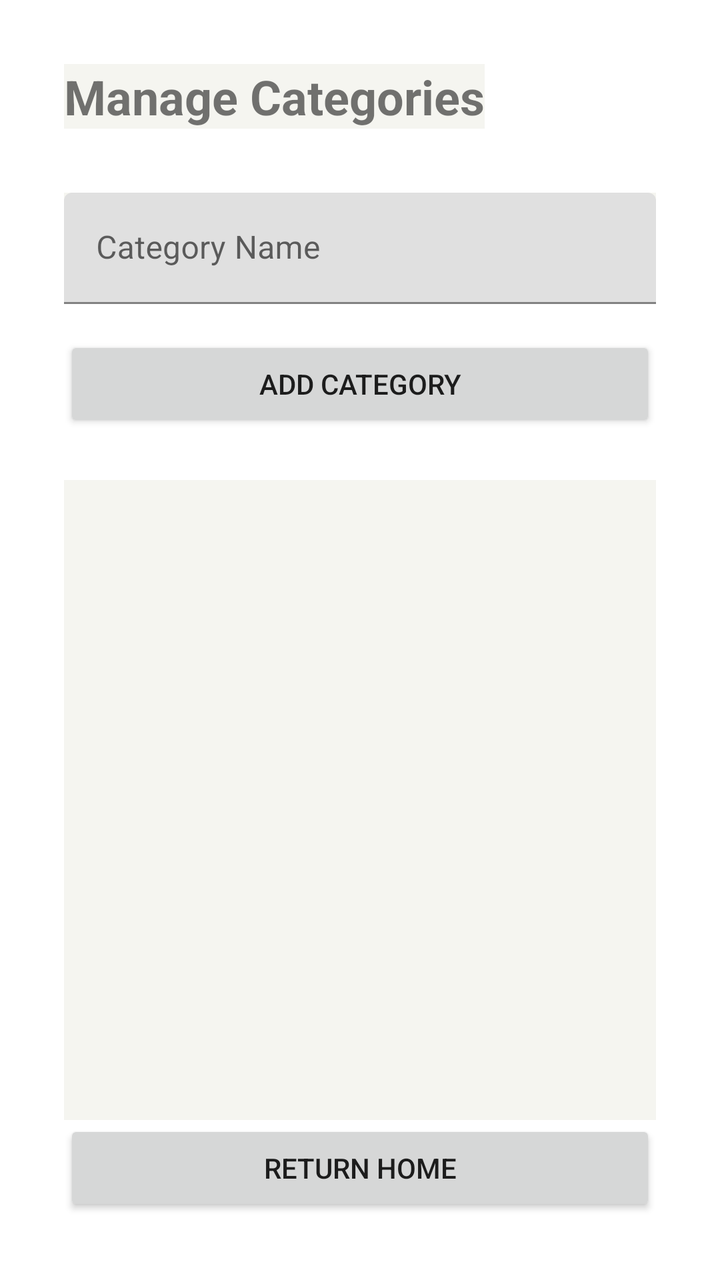
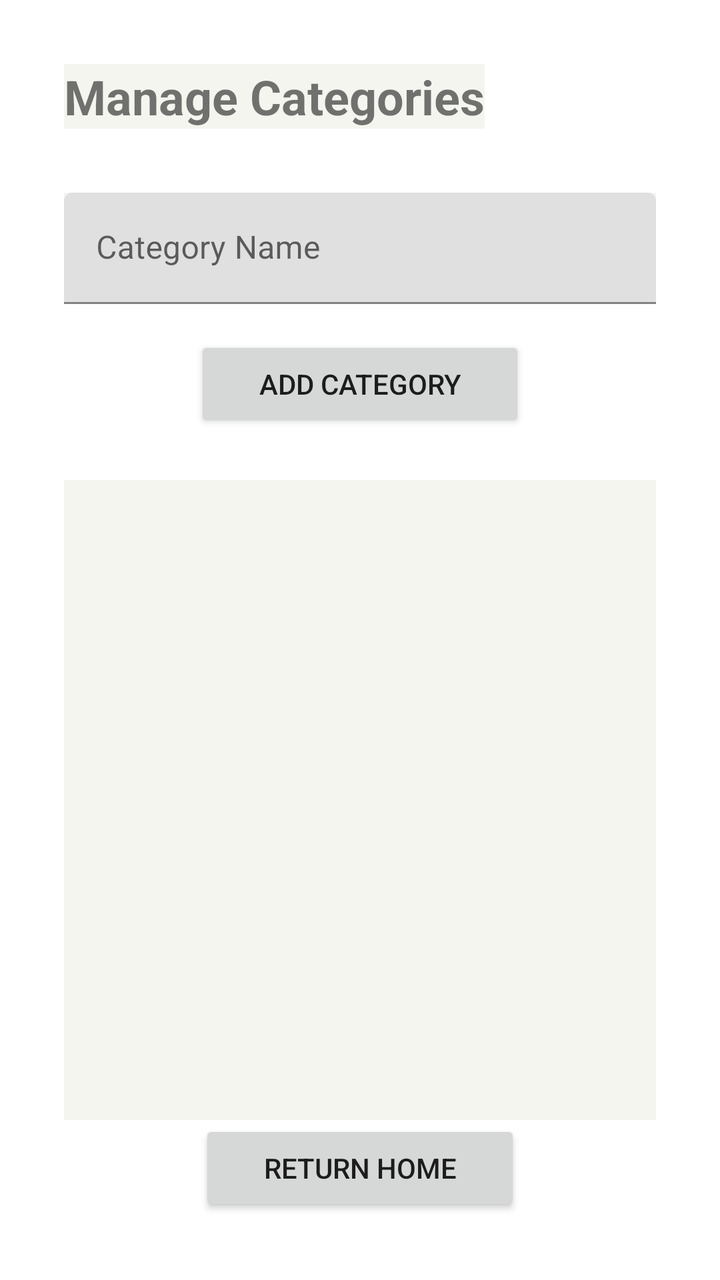

Two renders of the same Android screen: before a commit and after it. Below are the layout's source before the change and the commit's diff.
<!-- AndroidManifest.xml: application theme Theme.HarmonieBudgetAppKt -->
<!-- res/layout/activity_category.xml -->
<?xml version="1.0" encoding="utf-8"?>
<androidx.constraintlayout.widget.ConstraintLayout
    xmlns:android="http://schemas.android.com/apk/res/android"
    xmlns:app="http://schemas.android.com/apk/res-auto"
    android:layout_width="match_parent"
    android:layout_height="match_parent"
    android:padding="32dp"
    android:background="@color/white">

    <TextView
        android:id="@+id/tv_category_title"
        android:layout_width="wrap_content"
        android:layout_height="wrap_content"
        android:text="@string/manage_categories"
        android:textSize="24sp"
        android:textStyle="bold"
        app:layout_constraintTop_toTopOf="parent"
        app:layout_constraintStart_toStartOf="parent" />

    <com.google.android.material.textfield.TextInputLayout
        android:id="@+id/til_category_name"
        android:layout_width="0dp"
        android:layout_height="wrap_content"
        android:layout_marginTop="32dp"
        app:layout_constraintTop_toBottomOf="@id/tv_category_title"
        app:layout_constraintStart_toStartOf="parent"
        app:layout_constraintEnd_toEndOf="parent">

        <com.google.android.material.textfield.TextInputEditText
            android:id="@+id/et_category_name"
            android:layout_width="match_parent"
            android:layout_height="wrap_content"
            android:hint="@string/hint_category_name" />
    </com.google.android.material.textfield.TextInputLayout>

    <Button
        android:id="@+id/btn_add_category"
        android:layout_width="0dp"
        android:layout_height="wrap_content"
        android:text="@string/btn_add_category"
        android:layout_marginTop="16dp"
        app:layout_constraintTop_toBottomOf="@id/til_category_name"
        app:layout_constraintStart_toStartOf="parent"
        app:layout_constraintEnd_toEndOf="parent" />

    <androidx.recyclerview.widget.RecyclerView
        android:id="@+id/recycler_categories"
        android:layout_width="0dp"
        android:layout_height="0dp"
        android:layout_marginTop="24dp"
        app:layout_constraintTop_toBottomOf="@id/btn_add_category"
        app:layout_constraintBottom_toTopOf="@id/btn_return_home"
        app:layout_constraintStart_toStartOf="parent"
        app:layout_constraintEnd_toEndOf="parent" />

    <Button
        android:id="@+id/btn_return_home"
        android:layout_width="0dp"
        android:layout_height="wrap_content"
        android:text="@string/return_home"
        android:layout_marginTop="16dp"
        app:layout_constraintBottom_toBottomOf="parent"
        app:layout_constraintStart_toStartOf="parent"
        app:layout_constraintEnd_toEndOf="parent" />

</androidx.constraintlayout.widget.ConstraintLayout>
<!-- resources referenced by this layout -->
<resources>
  <color name="white">#FFFFFFFF</color>
  <string name="btn_add_category">Add Category</string>
  <string name="hint_category_name">Category Name</string>
  <string name="manage_categories">Manage Categories</string>
  <string name="return_home">Return Home</string>
  <style name="Theme.HarmonieBudgetAppKt" parent="Theme.MaterialComponents.DayNight.NoActionBar">
          <item name="colorPrimary">#007AFF</item>
          <item name="colorPrimaryVariant">#007AFF</item>
          <item name="colorOnPrimary">#FFFFFF</item>
          <item name="colorSecondary">#34C759</item>
          <item name="colorOnSecondary">#FFFFFF</item>
          <item name="android:statusBarColor">#F5F5F0</item>
          <item name="android:windowLightStatusBar">true</item>
          <item name="android:background">#F5F5F0</item>
      </style>
</resources>

<!-- the commit's change to res/layout/activity_category.xml (unified diff, before → after) -->
@@ -30,14 +30,18 @@
             android:id="@+id/et_category_name"
             android:layout_width="match_parent"
             android:layout_height="wrap_content"
-            android:hint="@string/hint_category_name" />
+            android:hint="@string/hint_category_name"
+            android:textColor="@android:color/black" />
     </com.google.android.material.textfield.TextInputLayout>
 
     <Button
         android:id="@+id/btn_add_category"
-        android:layout_width="0dp"
+        android:layout_width="wrap_content"
         android:layout_height="wrap_content"
         android:text="@string/btn_add_category"
+        android:minHeight="48dp"
+        android:paddingStart="32dp"
+        android:paddingEnd="32dp"
         android:layout_marginTop="16dp"
         app:layout_constraintTop_toBottomOf="@id/til_category_name"
         app:layout_constraintStart_toStartOf="parent"
@@ -55,9 +59,12 @@
 
     <Button
         android:id="@+id/btn_return_home"
-        android:layout_width="0dp"
+        android:layout_width="wrap_content"
         android:layout_height="wrap_content"
         android:text="@string/return_home"
+        android:minHeight="48dp"
+        android:paddingStart="32dp"
+        android:paddingEnd="32dp"
         android:layout_marginTop="16dp"
         app:layout_constraintBottom_toBottomOf="parent"
         app:layout_constraintStart_toStartOf="parent"
